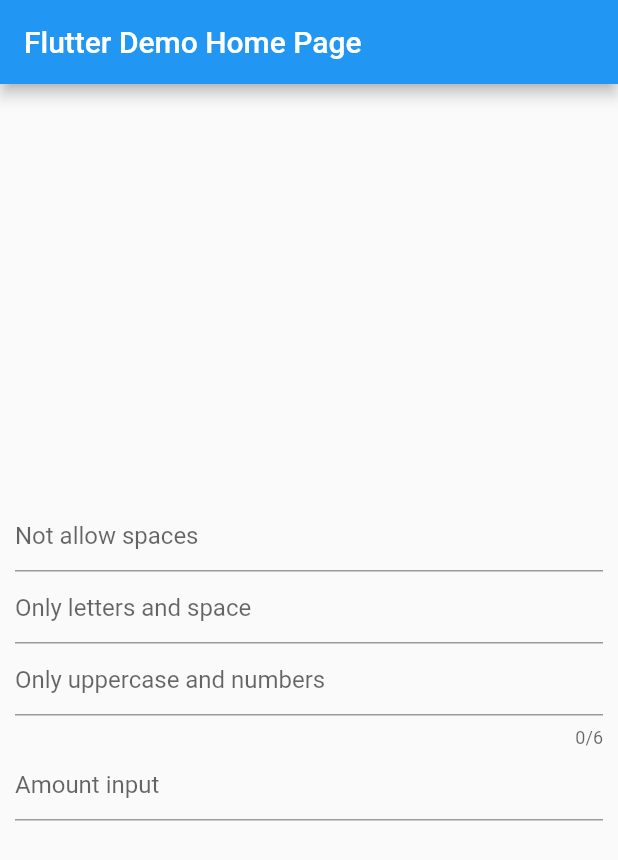
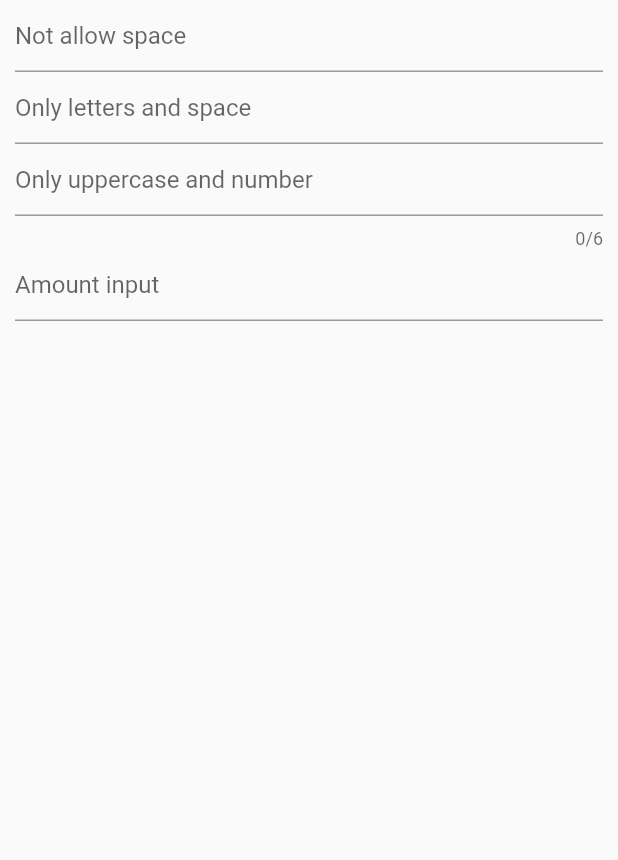
Before and after one commit to ThiagoEvoa/flutter_examples, a Flutter app: the screen it shows after launch, on a phone screen of 412 x 824 dp. Shown: the top 860 px of the screen. Run offline on Flutter 3.47's test engine with Material 2 defaults, Android fonts, the phone set to English and light mode, and no system bars.

Commit message:
Commit filtering_text_input_formatter

```diff
--- a/example/lib/main.dart
+++ b/example/lib/main.dart
@@ -28,21 +28,16 @@ class MyHomePage extends StatefulWidget {
 class _MyHomePageState extends State<MyHomePage> {
   @override
   Widget build(BuildContext context) {
-    return Scaffold(
-      appBar: AppBar(
-        title: Text(widget.title),
-      ),
-      body: Center(
+    return Material(
       child: Padding(
         padding: EdgeInsets.symmetric(horizontal: 10),
-          child: Column(
-            mainAxisAlignment: MainAxisAlignment.center,
+        child: ListView(
           children: <Widget>[
             TextField(
               inputFormatters: [
                 FilteringTextInputFormatter.deny(RegExp(r'\s'))
               ],
-                decoration: InputDecoration(hintText: 'Not allow spaces'),
+              decoration: InputDecoration(hintText: 'Not allow space'),
             ),
             TextField(
               inputFormatters: [
@@ -57,18 +52,17 @@ class _MyHomePageState extends State<MyHomePage> {
                 FilteringTextInputFormatter.allow(RegExp(r'[A-Z0-9]'))
               ],
               decoration:
-                    InputDecoration(hintText: 'Only uppercase and numbers'),
+                  InputDecoration(hintText: 'Only uppercase and number'),
             ),
             TextField(
               inputFormatters: [
-                  FilteringTextInputFormatter.allow(RegExp(r'^\d?\.?\d{0,2}'))
+                FilteringTextInputFormatter.allow(RegExp(r'^\d+\.?\d{0,2}'))
               ],
               decoration: InputDecoration(hintText: 'Amount input'),
             ),
           ],
         ),
       ),
-      ),
     );
   }
 }
```
Also changed, not shown: 1 other file. Lines whose indentation alone changed are shown as unchanged.
